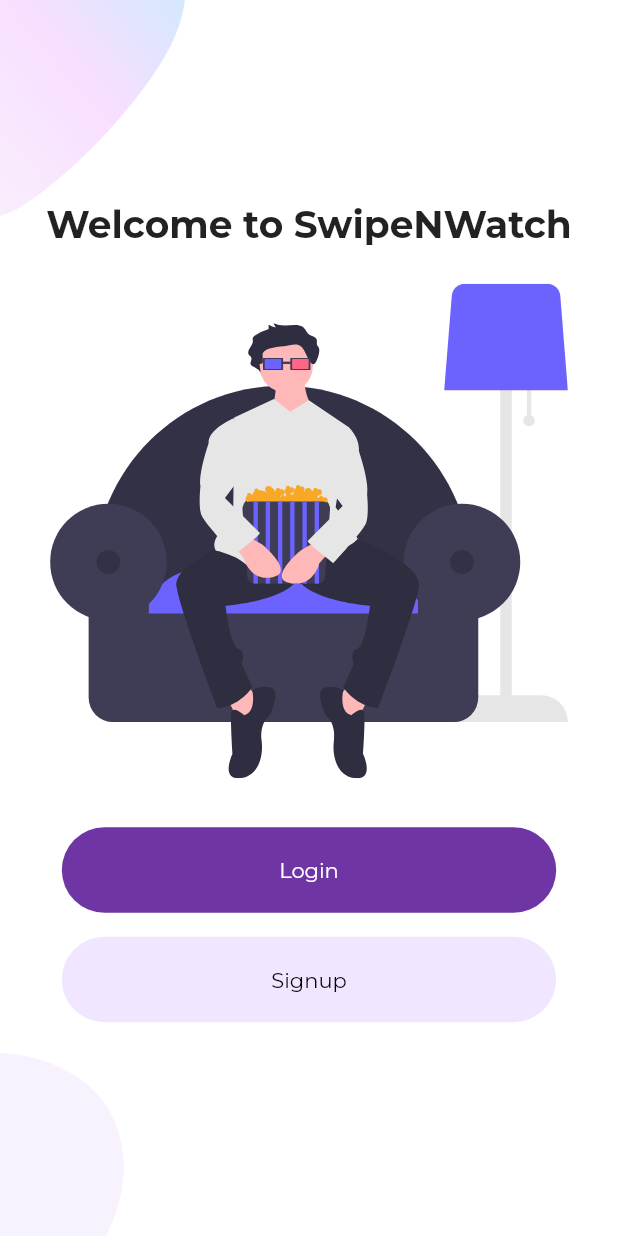
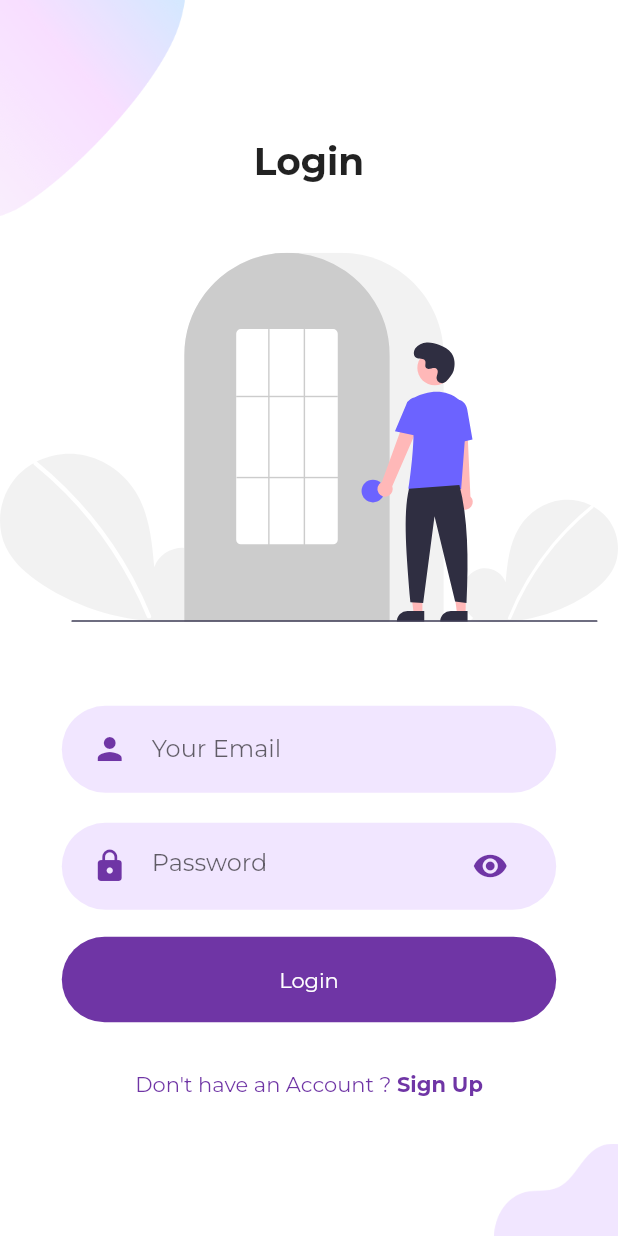
Before and after one commit to ashersuman/swipe-n-match, a Flutter app: the screen it shows after launch, after a tap on "Login", on a phone screen of 412 x 824 dp. Run offline on Flutter 3.47's test engine with Material 2 defaults, Android fonts, the phone set to English and light mode, and no system bars; our stand-ins replace flutter_svg; project files that could hold a hidden picture were left out.

Commit message:
Add login screen 🪁

```diff
--- /dev/null
+++ b/lib/screens/onboarding/login/components/background.dart
@@ -0,0 +1,41 @@
+import 'package:flutter/material.dart';
+
+class Background extends StatelessWidget {
+  final Widget child;
+
+  const Background({
+    Key? key,
+    required this.child,
+  }) : super(key: key);
+
+  @override
+  Widget build(BuildContext context) {
+    Size size = MediaQuery.of(context).size;
+    return SizedBox(
+      width: double.infinity,
+      height: size.height,
+      child: Stack(
+        alignment: Alignment.center,
+        children: <Widget>[
+          Positioned(
+            top: 0,
+            left: 0,
+            child: Image.asset(
+              "assets/icons/main_top.png",
+              width: size.width * 0.3,
+            ),
+          ),
+          Positioned(
+            bottom: 0,
+            right: 0,
+            child: Image.asset(
+              "assets/icons/login_bottom.png",
+              width: size.width * 0.2,
+            ),
+          ),
+          child,
+        ],
+      ),
+    );
+  }
+}
--- /dev/null
+++ b/lib/screens/onboarding/login/components/body.dart
@@ -0,0 +1,65 @@
+import 'package:flutter/material.dart';
+import 'package:flutter_svg/flutter_svg.dart';
+import 'package:swipe_n_match/screens/onboarding/login/components/background.dart';
+import 'package:swipe_n_match/theme/constants.dart';
+import 'package:swipe_n_match/widgets/already_have_account_check.dart';
+import 'package:swipe_n_match/widgets/rounded_button.dart';
+import 'package:swipe_n_match/widgets/rounded_input_field.dart';
+import 'package:swipe_n_match/widgets/rounded_password_field.dart';
+
+class Body extends StatelessWidget {
+  const Body({
+    Key? key,
+  }) : super(key: key);
+
+  @override
+  Widget build(BuildContext context) {
+    Size size = MediaQuery.of(context).size;
+
+    return Background(
+      child: SingleChildScrollView(
+        child: Column(
+          mainAxisAlignment: MainAxisAlignment.center,
+          children: <Widget>[
+            const Text(
+              "Login",
+              style: TextStyle(
+                fontWeight: FontWeight.bold,
+                fontSize: kHeading1,
+              ),
+            ),
+
+            SizedBox(height: size.height * 0.03),
+
+            SvgPicture.asset(
+              "assets/images/login.svg",
+              height: size.height * 0.35,
+            ),
+
+            SizedBox(height: size.height * 0.03),
+
+            RoundedInputField(
+              hintText: "Your Email",
+              onChanged: (value) {},
+            ),
+
+            RoundedPasswordField(
+              onChanged: (value) {},
+            ),
+
+            RoundedButton(
+              text: "Login",
+              onPress: () {},
+            ),
+
+            SizedBox(height: size.height * 0.03),
+
+            AlreadyHaveAnAccountCheck(
+              onPress: () {},
+            )
+          ],
+        ),
+      ),
+    );
+  }
+}
--- /dev/null
+++ b/lib/screens/onboarding/login/login_screen.dart
@@ -0,0 +1,13 @@
+import 'package:flutter/material.dart';
+import 'package:swipe_n_match/screens/onboarding/login/components/body.dart';
+
+class LoginScreen extends StatelessWidget {
+  const LoginScreen({Key? key}) : super(key: key);
+
+  @override
+  Widget build(BuildContext context) {
+    return const Scaffold(
+      body: Body(),
+    );
+  }
+}
--- a/lib/screens/onboarding/welcome/components/body.dart
+++ b/lib/screens/onboarding/welcome/components/body.dart
@@ -1,5 +1,8 @@
+import 'dart:developer';
+
 import 'package:flutter/material.dart';
 import 'package:flutter_svg/flutter_svg.dart';
+import 'package:swipe_n_match/screens/onboarding/login/login_screen.dart';
 import 'package:swipe_n_match/screens/onboarding/welcome/components/background.dart';
 import 'package:swipe_n_match/theme/constants.dart';
 import 'package:swipe_n_match/widgets/rounded_button.dart';
@@ -30,7 +33,16 @@ class Body extends StatelessWidget {
             ),
             SizedBox(height: size.height * 0.03),
             RoundedButton(
-              onPress: () {},
+              onPress: () {
+                Navigator.push(
+                  context,
+                  MaterialPageRoute(
+                    builder: (context) {
+                      return const LoginScreen();
+                    },
+                  ),
+                );
+              },
               text: 'Login',
             ),
             RoundedButton(
--- /dev/null
+++ b/lib/widgets/already_have_account_check.dart
@@ -0,0 +1,36 @@
+import 'package:flutter/material.dart';
+import 'package:swipe_n_match/theme/constants.dart';
+
+class AlreadyHaveAnAccountCheck extends StatelessWidget {
+  final bool login;
+  final VoidCallback? onPress;
+
+  const AlreadyHaveAnAccountCheck({
+    Key? key,
+    this.login = true,
+    this.onPress,
+  }) : super(key: key);
+
+  @override
+  Widget build(BuildContext context) {
+    return Row(
+      mainAxisAlignment: MainAxisAlignment.center,
+      children: <Widget>[
+        Text(
+          login ? "Don't have an Account ? " : "Already have an Account ? ",
+          style: const TextStyle(color: kPrimaryColor),
+        ),
+        GestureDetector(
+          onTap: onPress,
+          child: Text(
+            login ? "Sign Up" : "Sign In",
+            style: const TextStyle(
+              color: kPrimaryColor,
+              fontWeight: FontWeight.bold,
+            ),
+          ),
+        ),
+      ],
+    );
+  }
+}
--- a/lib/widgets/rounded_button.dart
+++ b/lib/widgets/rounded_button.dart
@@ -3,7 +3,7 @@ import 'package:swipe_n_match/theme/constants.dart';
 
 class RoundedButton extends StatelessWidget {
   final String text;
-  final Function onPress;
+  final VoidCallback onPress;
   final Color color, textColor;
 
   const RoundedButton({
@@ -19,12 +19,16 @@ class RoundedButton extends StatelessWidget {
     Size size = MediaQuery.of(context).size;
 
     final ButtonStyle flatButtonStyle = TextButton.styleFrom(
-        minimumSize: const Size(88, 36),
-        backgroundColor: color,
-        primary: textColor,
-        padding: const EdgeInsets.symmetric(vertical: 20, horizontal: 40),
-        shape: const RoundedRectangleBorder(
-            borderRadius: BorderRadius.all(Radius.circular(29))));
+      minimumSize: const Size(88, 36),
+      backgroundColor: color,
+      primary: textColor,
+      padding: const EdgeInsets.symmetric(vertical: 20, horizontal: 40),
+      shape: const RoundedRectangleBorder(
+        borderRadius: BorderRadius.all(
+          Radius.circular(29),
+        ),
+      ),
+    );
 
     return Container(
       margin: const EdgeInsets.symmetric(vertical: 8),
@@ -32,7 +36,7 @@ class RoundedButton extends StatelessWidget {
         width: size.width * 0.8,
         child: TextButton(
           style: flatButtonStyle,
-          onPressed: () => onPress,
+          onPressed: onPress,
           child: Text(text),
         ),
       ),
--- /dev/null
+++ b/lib/widgets/rounded_input_field.dart
@@ -0,0 +1,33 @@
+import 'package:flutter/material.dart';
+import 'package:swipe_n_match/theme/constants.dart';
+import 'package:swipe_n_match/widgets/text_field_container.dart';
+
+class RoundedInputField extends StatelessWidget {
+  final String hintText;
+  final IconData icon;
+  final ValueChanged<String>? onChanged;
+
+  const RoundedInputField({
+    Key? key,
+    required this.hintText,
+    this.icon = Icons.person,
+    this.onChanged,
+  }) : super(key: key);
+
+  @override
+  Widget build(BuildContext context) {
+    return TextFieldContainer(
+      child: TextField(
+        onChanged: onChanged,
+        decoration: InputDecoration(
+          icon: Icon(
+            icon,
+            color: kPrimaryColor,
+          ),
+          hintText: hintText,
+          border: InputBorder.none,
+        ),
+      ),
+    );
+  }
+}
--- /dev/null
+++ b/lib/widgets/rounded_password_field.dart
@@ -0,0 +1,34 @@
+import 'package:flutter/material.dart';
+import 'package:swipe_n_match/theme/constants.dart';
+import 'package:swipe_n_match/widgets/text_field_container.dart';
+
+class RoundedPasswordField extends StatelessWidget {
+  final ValueChanged<String>? onChanged;
+
+  const RoundedPasswordField({
+    Key? key,
+    this.onChanged,
+  }) : super(key: key);
+
+  @override
+  Widget build(BuildContext context) {
+    return TextFieldContainer(
+      child: TextField(
+        obscureText: true,
+        onChanged: onChanged,
+        decoration: const InputDecoration(
+          hintText: "Password",
+          icon: Icon(
+            Icons.lock,
+            color: kPrimaryColor,
+          ),
+          suffixIcon: Icon(
+            Icons.visibility,
+            color: kPrimaryColor,
+          ),
+          border: InputBorder.none,
+        ),
+      ),
+    );
+  }
+}
--- /dev/null
+++ b/lib/widgets/text_field_container.dart
@@ -0,0 +1,26 @@
+import 'package:flutter/material.dart';
+import 'package:swipe_n_match/theme/constants.dart';
+
+class TextFieldContainer extends StatelessWidget {
+  final Widget child;
+  const TextFieldContainer({
+    Key? key,
+    required this.child,
+  }) : super(key: key);
+
+  @override
+  Widget build(BuildContext context) {
+    Size size = MediaQuery.of(context).size;
+
+    return Container(
+      margin: const EdgeInsets.symmetric(vertical: 10),
+      padding: const EdgeInsets.symmetric(horizontal: 20, vertical: 5),
+      width: size.width * 0.8,
+      decoration: BoxDecoration(
+        color: kPrimaryLightColor,
+        borderRadius: BorderRadius.circular(29),
+      ),
+      child: child,
+    );
+  }
+}
```
Also changed, not shown: assets/icons/login_bottom.png (added), 1 other file.
